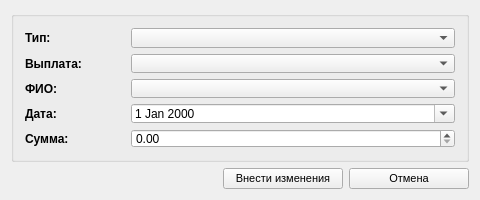
The window that src/zpayments2fioform.ui (SergeyZaz/DSV) describes before a commit, drawn with Qt 5.
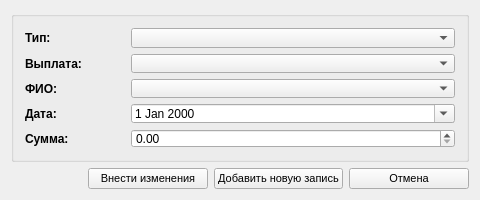
The same window after the commit. Icons and pictures are not drawn.

```diff
--- a/src/zpayments2fioform.ui
+++ b/src/zpayments2fioform.ui
@@ -174,6 +174,35 @@
        </property>
       </widget>
      </item>
+     <item>
+      <widget class="QPushButton" name="cmdSaveNew">
+       <property name="minimumSize">
+        <size>
+         <width>120</width>
+         <height>0</height>
+        </size>
+       </property>
+       <property name="font">
+        <font>
+         <family>MS Shell Dlg 2</family>
+         <pointsize>8</pointsize>
+        </font>
+       </property>
+       <property name="text">
+        <string>Добавить новую запись</string>
+       </property>
+       <property name="icon">
+        <iconset resource="../DSV.qrc">
+         <normaloff>:/images/add.png</normaloff>:/images/add.png</iconset>
+       </property>
+       <property name="iconSize">
+        <size>
+         <width>24</width>
+         <height>24</height>
+        </size>
+       </property>
+      </widget>
+     </item>
      <item>
       <widget class="QPushButton" name="cmdCancel">
        <property name="minimumSize">
```
